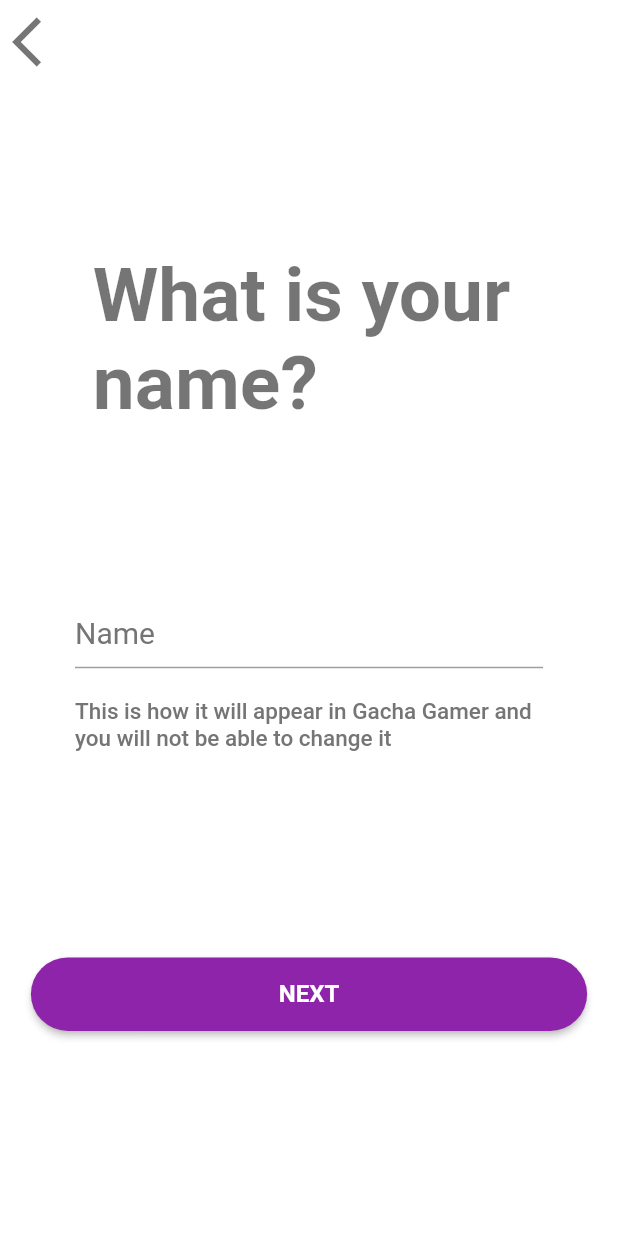
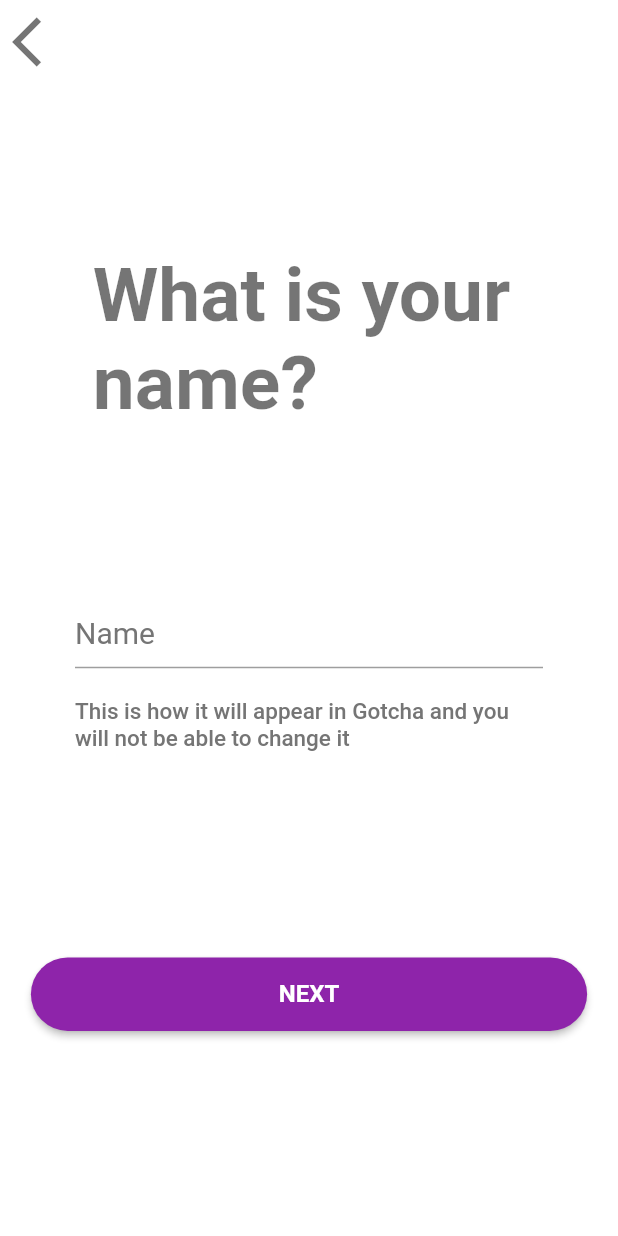
Before and after one commit to jgarzon26/gacha_gamer, a Flutter app: the NameInput screen opened by its route, on a phone screen of 412 x 824 dp. Run offline on Flutter 3.47's test engine with Material 2 defaults, Android fonts, the phone set to English and light mode, and no system bars; our stand-ins replace flutter_custom_clippers, flutter_svg, swipe_cards.

Commit message:
Fixing errors for VS Code

```diff
--- a/lib/screens/user_input/name_input.dart
+++ b/lib/screens/user_input/name_input.dart
@@ -15,7 +15,7 @@ class NameInput extends StatelessWidget {
     return UserInput(
       titlePage: "What is your name?",
       hintText: "Name",
-      textFieldDesc: "This is how it will appear in Gacha Gamer and you will not be able to change it",
+      textFieldDesc: "This is how it will appear in Gotcha and you will not be able to change it",
       buttonText: "Next",
       setNameToProvider: setNameToProvider,
     );
```
